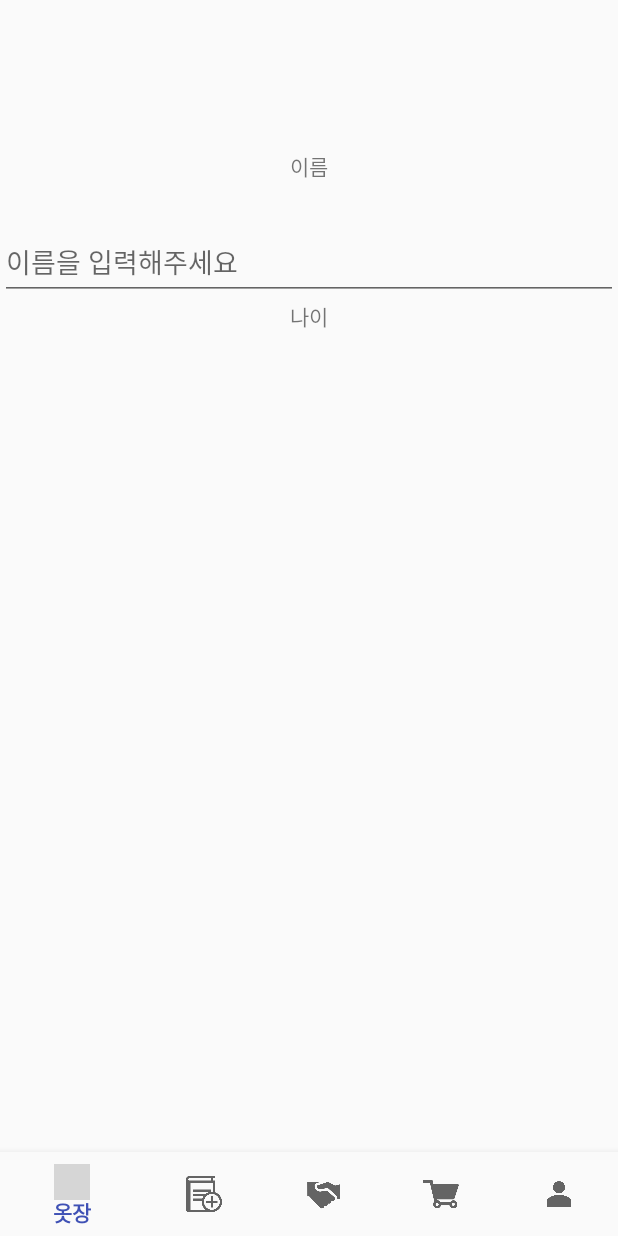
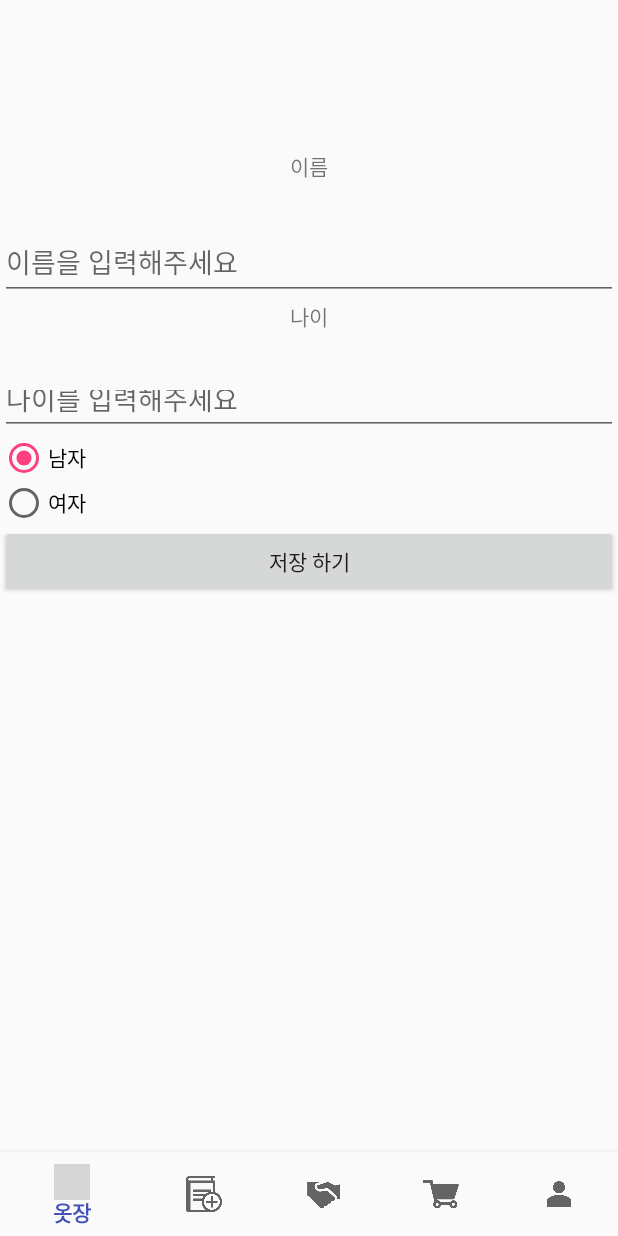
Before and after one commit to Realcheese94/StyleStockProjects, an Android app: the fragment Mypage_framework placed in its activity, on a phone screen of 412 x 824 dp. Run offline under Robolectric (Android 15) with nearby library versions, the phone set to English and light mode, and no system bars; our stand-ins replace Firebase (no records; nobody signed in at launch, a user with empty details on screens opened directly); grey boxes are pictures that could not be loaded.

Commit message:
mypage UserDTO 작성 완료 및 진행중

```diff
--- a/app/src/main/java/com/example/sj/stylestockprojects/Mypage_framework.java
+++ b/app/src/main/java/com/example/sj/stylestockprojects/Mypage_framework.java
@@ -3,15 +3,64 @@ package com.example.sj.stylestockprojects;
 import android.os.Bundle;
 import android.support.annotation.Nullable;
 import android.support.v4.app.Fragment;
+import android.util.Log;
 import android.view.LayoutInflater;
 import android.view.View;
 import android.view.ViewGroup;
+import android.widget.Button;
+import android.widget.EditText;
+import android.widget.RadioButton;
+import android.widget.RadioGroup;
+
+import com.example.sj.stylestockprojects.Userinfo.UserDTO;
 
 public class Mypage_framework extends Fragment {
+
+    private String user_name;
+    private String user_gender;
+    private int user_age;
+    private EditText name;
+    private EditText age;
 
     @Nullable
     @Override
     public View onCreateView(LayoutInflater inflater, @Nullable ViewGroup container, Bundle savedInstanceState) {
-        return inflater.inflate(R.layout.mypage_layout,null);
+       View view = inflater.inflate(R.layout.mypage_layout,container,false);
+      name= (EditText)view.findViewById(R.id.user_name);
+       RadioGroup gender = (RadioGroup) view.findViewById(R.id.user_gender);
+       final EditText age = (EditText)view.findViewById(R.id.user_age);
+       Button saveButton = (Button)view.findViewById(R.id.infosave_button);
+       final RadioButton malerb = (RadioButton)view.findViewById(R.id.male_gender);
+       final RadioButton femalerb = (RadioButton)view.findViewById(R.id.femal_gender);
+
+
+
+       saveButton.setOnClickListener(new View.OnClickListener() {
+           @Override
+           public void onClick(View view) {
+               UserDTO userDTO = new UserDTO();
+               if(malerb.isChecked()){
+                   user_gender = malerb.getText().toString();
+               }
+               if(femalerb.isChecked()){
+                   user_gender = femalerb.getText().toString();
+               }
+               user_name = name.getText().toString();
+               user_age = Integer.parseInt(age.getText().toString());
+
+               userDTO.setName(user_name);
+               userDTO.setAge(user_age);
+               userDTO.setGender(user_gender);
+               Log.e("userinfo",userDTO.toString());
+
+           }
+       });
+
+
+
+
+        return view;
     }
+
+
 }
--- a/app/src/main/res/layout/mypage_layout.xml
+++ b/app/src/main/res/layout/mypage_layout.xml
@@ -1,6 +1,8 @@
 <?xml version="1.0" encoding="utf-8"?>
 <LinearLayout
-    xmlns:android="http://schemas.android.com/apk/res/android" android:layout_width="match_parent"
+    xmlns:android="http://schemas.android.com/apk/res/android"
+    xmlns:tools="http://schemas.android.com/tools"
+    android:layout_width="match_parent"
     android:layout_height="match_parent"
     android:orientation="vertical">
     <ImageView
@@ -22,6 +24,39 @@
         android:layout_height="50dp"
         android:text="나이"
         android:textAlignment="center"/>
+    <EditText
+        android:id="@+id/user_age"
+        android:layout_width="match_parent"
+        android:layout_height="40dp"
+        android:maxLength="2"
+        android:hint="나이를 입력해주세요"
+        android:inputType="number"/>
+    <RadioGroup
+        android:id="@+id/user_gender"
+        android:layout_width="match_parent"
+        android:layout_height="60dp">
+        <RadioButton
+            android:id="@+id/male_gender"
+            android:layout_width="wrap_content"
+            android:layout_height="match_parent"
+            android:layout_weight="1"
+            android:checked="true"
+            android:text="남자"/>
+        <RadioButton
+            android:id="@+id/femal_gender"
+            android:layout_width="wrap_content"
+            android:layout_height="match_parent"
+            android:layout_weight="1"
+            android:text="여자"/>
+
+    </RadioGroup>
+
+    <Button
+        android:id="@+id/infosave_button"
+        android:layout_width="match_parent"
+        android:layout_height="wrap_content"
+        android:text="저장 하기" />
+
 
 
 </LinearLayout>
```
Also changed, not shown: app/src/main/java/com/example/sj/stylestockprojects/Userinfo/UserDTO.java (added, +40 -0 lines).
